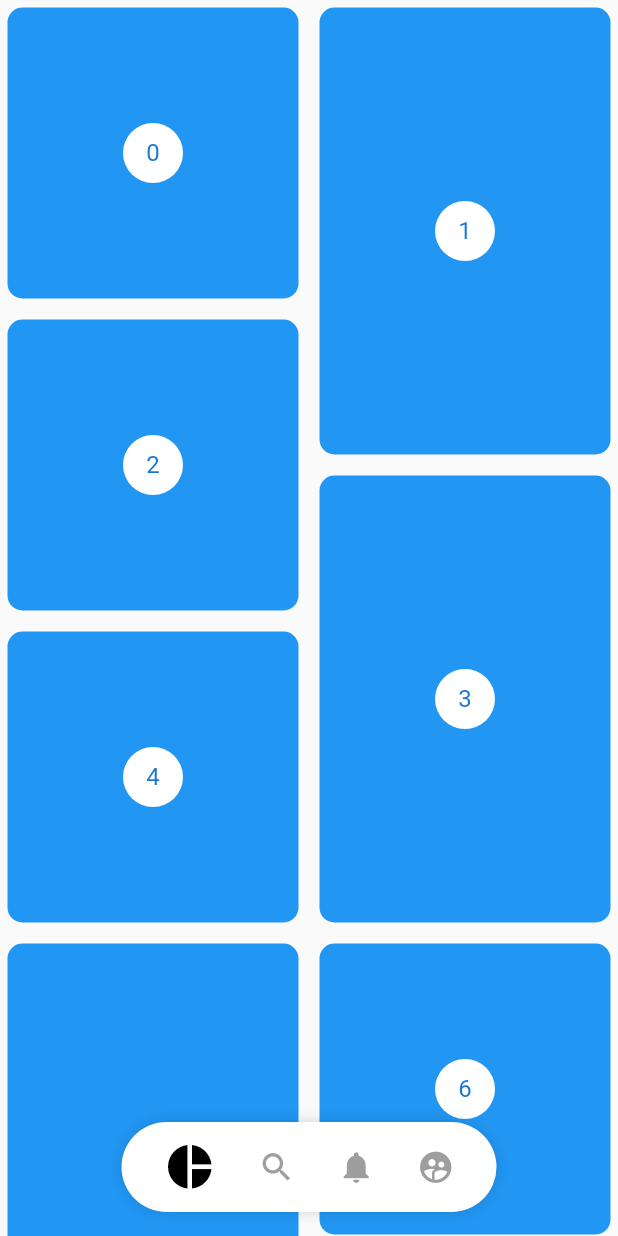
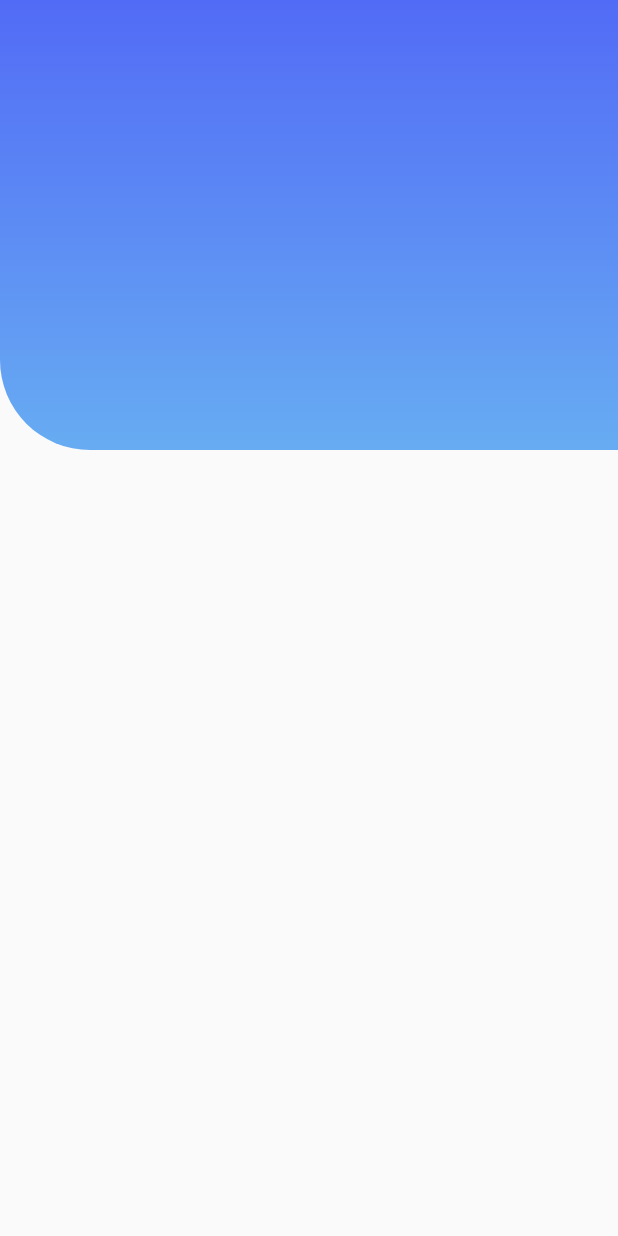
Before and after one commit to mgarciareimers/flutter_ui_design_course, a Flutter app: the screen it shows after launch, on a phone screen of 412 x 824 dp. Run offline on Flutter 3.47's test engine with Material 2 defaults, Android fonts, the phone set to English and light mode, and no system bars; our stand-ins replace flutter_svg.

Commit message:
emergency_project: Start of project.

```diff
--- a/backgrounds_custom_painter/lib/main.dart
+++ b/backgrounds_custom_painter/lib/main.dart
@@ -8,6 +8,7 @@ import 'package:backgrounds_design/src/labs/circular_progress_page.dart';
 import 'package:backgrounds_design/src/pages/circular_graphics_page.dart';
 import 'package:backgrounds_design/src/pages/slideshow_page.dart';
 import 'package:backgrounds_design/src/pages/pinterest_page.dart';
+import 'package:backgrounds_design/src/pages/emergency_page.dart';
 
 void main() {
   runApp(MyApp());
@@ -20,7 +21,7 @@ class MyApp extends StatelessWidget {
     return MaterialApp(
       title: 'Designs',
       debugShowCheckedModeBanner: false,
-      home: PinterestPage(),
+      home: EmergencyPage(),
     );
   }
 }
--- /dev/null
+++ b/backgrounds_custom_painter/lib/src/pages/emergency_page.dart
@@ -0,0 +1,13 @@
+import 'package:flutter/material.dart';
+
+// Widgets.
+import 'package:backgrounds_design/src/widgets/headers.dart';
+
+class EmergencyPage extends StatelessWidget {
+  @override
+  Widget build(BuildContext context) {
+    return Scaffold(
+      body: IconHeader(),
+    );
+  }
+}
--- a/backgrounds_custom_painter/lib/src/widgets/headers.dart
+++ b/backgrounds_custom_painter/lib/src/widgets/headers.dart
@@ -292,3 +292,25 @@ class _WaveGradientHeaderPainter extends CustomPainter {
     return true;
   }
 }
+
+class IconHeader extends StatelessWidget {
+  @override
+  Widget build(BuildContext context) {
+    return Container(
+      width: double.infinity,
+      height: 300,
+      decoration: BoxDecoration(
+        color: Colors.red,
+        borderRadius: BorderRadius.only(bottomLeft: Radius.circular(60)),
+        gradient: LinearGradient(
+          begin: Alignment.topCenter,
+          end: Alignment.bottomCenter,
+          colors: <Color> [
+            Color(0xff526BF6),
+            Color(0xff67ACF2),
+          ],
+        )
+      ),
+    );
+  }
+}
```
